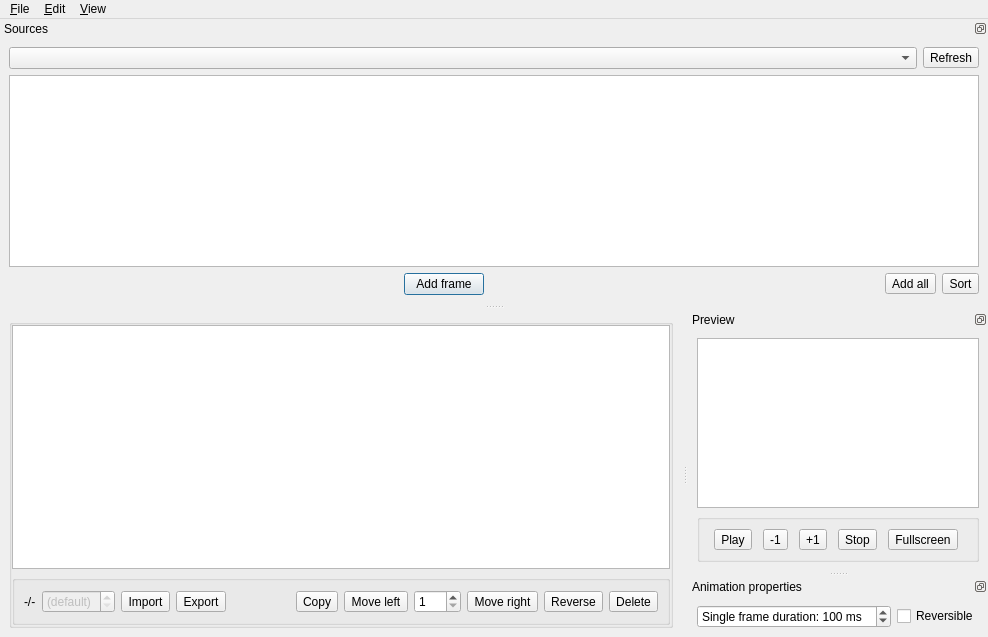
The window that animation-editor/editor.ui (dos1/libsuperderpy-utils) describes before a commit, drawn with Qt 5.
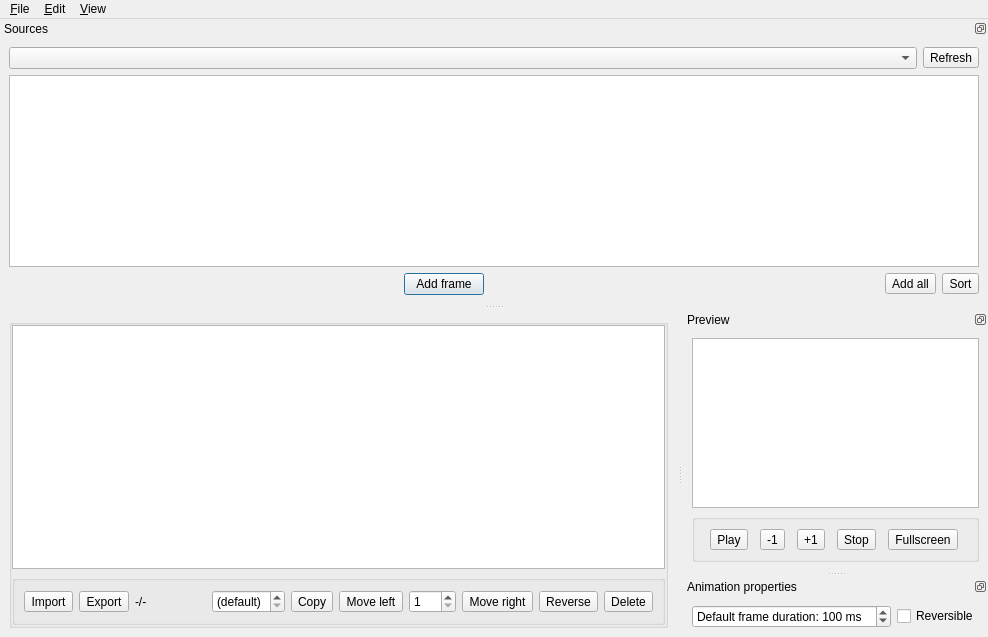
The same window after the commit. Icons and pictures are not drawn. Custom widgets are drawn as their Qt base class.

Commit message: animation-editor: Rework (multi) selection handling

```diff
--- a/animation-editor/editor.ui
+++ b/animation-editor/editor.ui
@@ -96,6 +96,43 @@
             <bool>true</bool>
            </property>
            <layout class="QHBoxLayout" name="horizontalLayout">
+            <item>
+             <widget class="QToolButton" name="importBtn">
+              <property name="toolTip">
+               <string>Import</string>
+              </property>
+              <property name="text">
+               <string>Import</string>
+              </property>
+              <property name="icon">
+               <iconset theme="document-import">
+                <normaloff>.</normaloff>.</iconset>
+              </property>
+              <property name="toolButtonStyle">
+               <enum>Qt::ToolButtonIconOnly</enum>
+              </property>
+              <property name="autoRaise">
+               <bool>false</bool>
+              </property>
+             </widget>
+            </item>
+            <item>
+             <widget class="QToolButton" name="exportBtn">
+              <property name="enabled">
+               <bool>true</bool>
+              </property>
+              <property name="toolTip">
+               <string>Export</string>
+              </property>
+              <property name="text">
+               <string>Export</string>
+              </property>
+              <property name="icon">
+               <iconset theme="document-export">
+                <normaloff>.</normaloff>.</iconset>
+              </property>
+             </widget>
+            </item>
             <item>
              <widget class="QLabel" name="counter">
               <property name="sizePolicy">
@@ -109,10 +146,26 @@
               </property>
              </widget>
             </item>
+            <item>
+             <spacer name="horizontalSpacer">
+              <property name="orientation">
+               <enum>Qt::Horizontal</enum>
+              </property>
+              <property name="sizeHint" stdset="0">
+               <size>
+                <width>40</width>
+                <height>20</height>
+               </size>
+              </property>
+             </spacer>
+            </item>
             <item>
              <widget class="QSpinBox" name="frameDuration">
               <property name="enabled">
-               <bool>false</bool>
+               <bool>true</bool>
+              </property>
+              <property name="toolTip">
+               <string>Frame duration</string>
               </property>
               <property name="readOnly">
                <bool>false</bool>
@@ -137,56 +190,6 @@
               </property>
              </widget>
             </item>
-            <item>
-             <widget class="QToolButton" name="importBtn">
-              <property name="toolTip">
-               <string>Import</string>
-              </property>
-              <property name="text">
-               <string>Import</string>
-              </property>
-              <property name="icon">
-               <iconset theme="document-import">
-                <normaloff>.</normaloff>.</iconset>
-              </property>
-              <property name="toolButtonStyle">
-               <enum>Qt::ToolButtonIconOnly</enum>
-              </property>
-              <property name="autoRaise">
-               <bool>false</bool>
-              </property>
-             </widget>
-            </item>
-            <item>
-             <widget class="QToolButton" name="exportBtn">
-              <property name="enabled">
-               <bool>true</bool>
-              </property>
-              <property name="toolTip">
-               <string>Export</string>
-              </property>
-              <property name="text">
-               <string>Export</string>
-              </property>
-              <property name="icon">
-               <iconset theme="document-export">
-                <normaloff>.</normaloff>.</iconset>
-              </property>
-             </widget>
-            </item>
-            <item>
-             <spacer name="horizontalSpacer">
-              <property name="orientation">
-               <enum>Qt::Horizontal</enum>
-              </property>
-              <property name="sizeHint" stdset="0">
-               <size>
-                <width>40</width>
-                <height>20</height>
-               </size>
-              </property>
-             </spacer>
-            </item>
             <item>
              <widget class="QToolButton" name="copy">
               <property name="toolTip">
@@ -648,7 +651,7 @@
           <string> ms</string>
          </property>
          <property name="prefix">
-          <string>Single frame duration: </string>
+          <string>Default frame duration: </string>
          </property>
          <property name="maximum">
           <number>9999</number>
```
Left out of the diff: 3 changed lines with no effect on the pictures. The commit also changes 2 other files.
